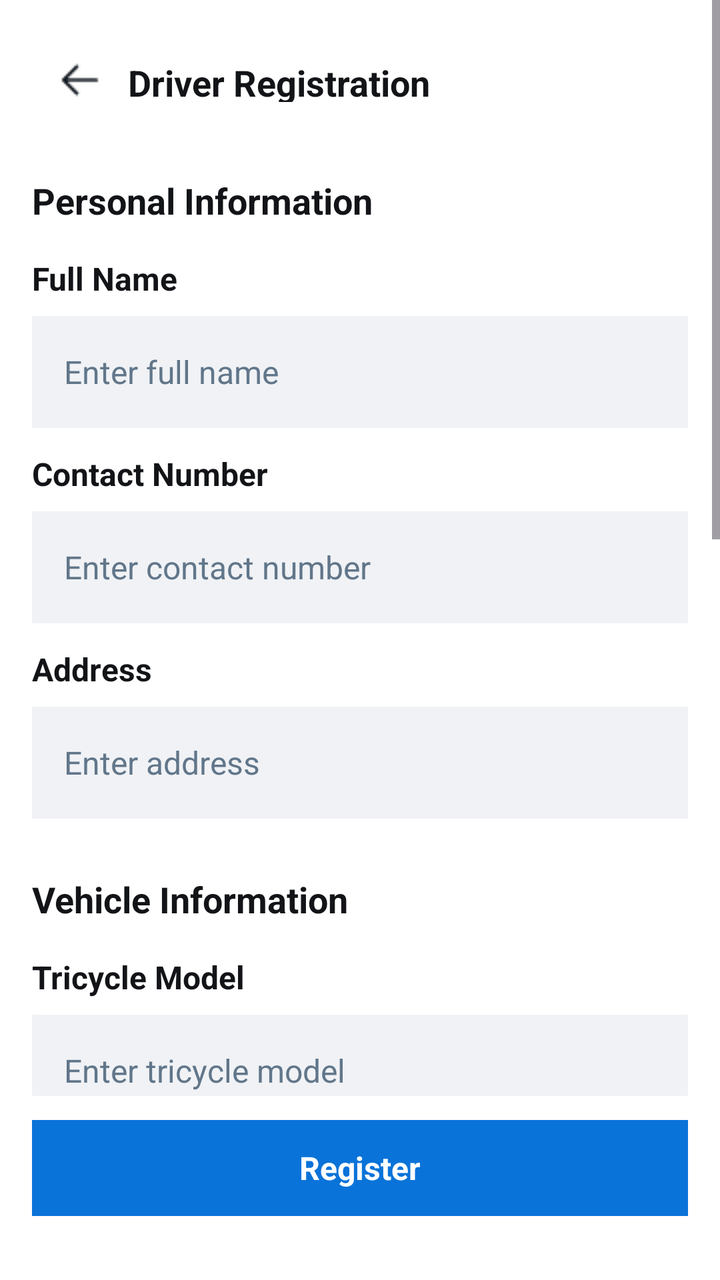
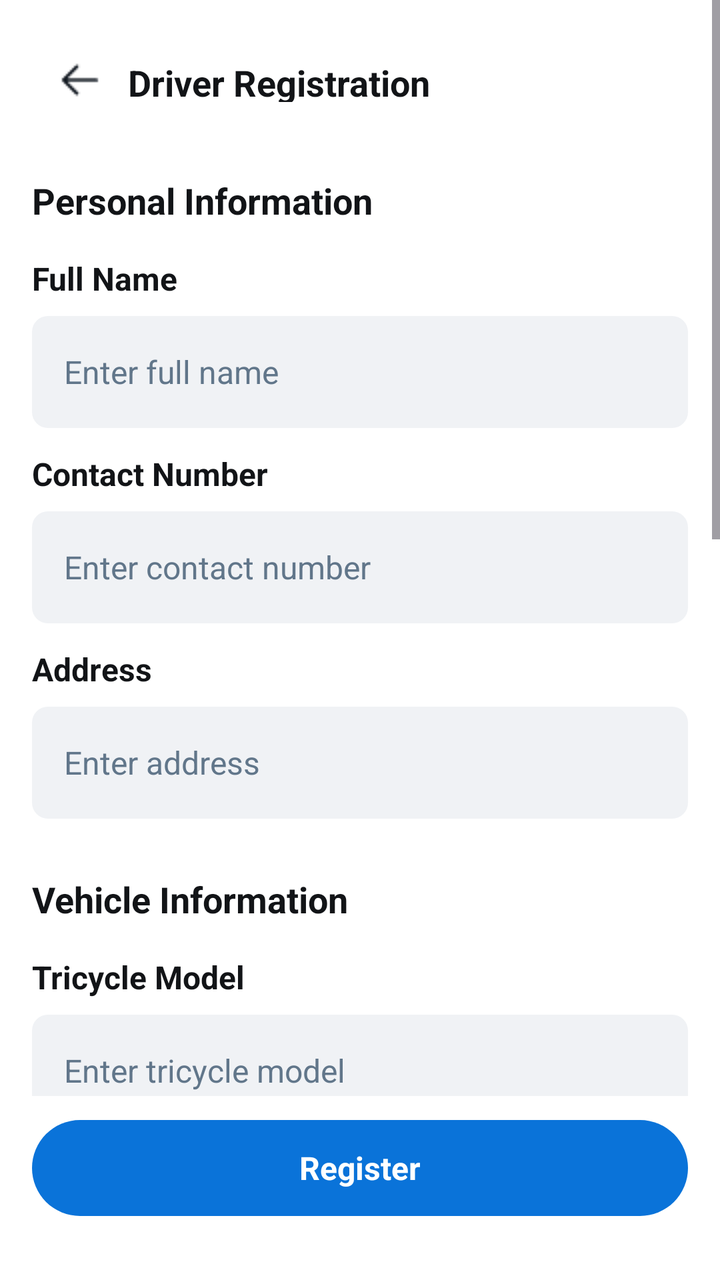

An Android layout rendered at two revisions. The XML below is the earlier revision; the diff shows what the commit changed to produce the second picture.
<!-- AndroidManifest.xml: application theme Theme.Tricycle_app -->
<!-- res/layout/signdriver.xml -->
<?xml version="1.0" encoding="utf-8"?>
<LinearLayout xmlns:android="http://schemas.android.com/apk/res/android"
    android:layout_width="match_parent"
    android:layout_height="match_parent"
    android:orientation="vertical"
    android:background="#FFFFFF">

    <ScrollView
        android:layout_width="match_parent"
        android:layout_height="0dp"
        android:layout_weight="1"
        android:fillViewport="true">

        <LinearLayout
            android:layout_width="match_parent"
            android:layout_height="wrap_content"
            android:orientation="vertical"
            android:paddingBottom="20dp">

            <LinearLayout
                android:layout_width="match_parent"
                android:layout_height="wrap_content"
                android:orientation="horizontal"
                android:gravity="center_vertical"
                android:paddingTop="16dp"
                android:paddingBottom="8dp"
                android:paddingStart="16dp"
                android:paddingEnd="16dp">

                <LinearLayout
                    android:layout_width="48dp"
                    android:layout_height="48dp"
                    android:gravity="center">

                    <View
                        android:layout_width="24dp"
                        android:layout_height="24dp"
                        android:background="@drawable/arrow" />
                </LinearLayout>

                <TextView
                    android:layout_width="wrap_content"
                    android:layout_height="22dp"
                    android:paddingEnd="48dp"
                    android:text="Driver Registration"
                    android:textColor="#121417"
                    android:textSize="18sp"
                    android:textStyle="bold" />
            </LinearLayout>

            <TextView
                android:layout_width="match_parent"
                android:layout_height="wrap_content"
                android:text="Personal Information"
                android:textSize="18sp"
                android:textStyle="bold"
                android:textColor="#121417"
                android:padding="16dp"/>

            <LinearLayout
                android:layout_width="match_parent"
                android:layout_height="wrap_content"
                android:orientation="vertical"
                android:paddingStart="16dp"
                android:paddingEnd="16dp"
                android:paddingBottom="12dp">

                <TextView
                    android:layout_width="wrap_content"
                    android:layout_height="wrap_content"
                    android:text="Full Name"
                    android:textSize="16sp"
                    android:textStyle="bold"
                    android:textColor="#121417"
                    android:paddingBottom="8dp"/>

                <EditText
                    android:layout_width="match_parent"
                    android:layout_height="56dp"
                    android:background="#F0F2F5"
                    android:hint="Enter full name"
                    android:padding="16dp"
                    android:textSize="16sp"
                    android:textColorHint="#61768A"
                    android:textColor="#121417"
                    android:inputType="textPersonName"
                    android:maxLines="1"/>
            </LinearLayout>

            <LinearLayout
                android:layout_width="match_parent"
                android:layout_height="wrap_content"
                android:orientation="vertical"
                android:paddingStart="16dp"
                android:paddingEnd="16dp"
                android:paddingBottom="12dp">

                <TextView
                    android:layout_width="wrap_content"
                    android:layout_height="wrap_content"
                    android:text="Contact Number"
                    android:textSize="16sp"
                    android:textStyle="bold"
                    android:textColor="#121417"
                    android:paddingBottom="8dp"/>

                <EditText
                    android:layout_width="match_parent"
                    android:layout_height="56dp"
                    android:background="#F0F2F5"
                    android:hint="Enter contact number"
                    android:padding="16dp"
                    android:textSize="16sp"
                    android:textColorHint="#61768A"
                    android:textColor="#121417"
                    android:inputType="phone"
                    android:maxLines="1"/>
            </LinearLayout>

            <LinearLayout
                android:layout_width="match_parent"
                android:layout_height="wrap_content"
                android:orientation="vertical"
                android:paddingStart="16dp"
                android:paddingEnd="16dp"
                android:paddingBottom="12dp">

                <TextView
                    android:layout_width="wrap_content"
                    android:layout_height="wrap_content"
                    android:text="Address"
                    android:textSize="16sp"
                    android:textStyle="bold"
                    android:textColor="#121417"
                    android:paddingBottom="8dp"/>

                <EditText
                    android:layout_width="match_parent"
                    android:layout_height="56dp"
                    android:background="#F0F2F5"
                    android:hint="Enter address"
                    android:padding="16dp"
                    android:textSize="16sp"
                    android:textColorHint="#61768A"
                    android:textColor="#121417"
                    android:inputType="textPostalAddress"
                    android:maxLines="1"/>
            </LinearLayout>

            <TextView
                android:layout_width="match_parent"
                android:layout_height="wrap_content"
                android:text="Vehicle Information"
                android:textSize="18sp"
                android:textStyle="bold"
                android:textColor="#121417"
                android:padding="16dp"/>

            <LinearLayout
                android:layout_width="match_parent"
                android:layout_height="wrap_content"
                android:orientation="vertical"
                android:paddingStart="16dp"
                android:paddingEnd="16dp"
                android:paddingBottom="12dp">

                <TextView
                    android:layout_width="wrap_content"
                    android:layout_height="wrap_content"
                    android:text="Tricycle Model"
                    android:textSize="16sp"
                    android:textStyle="bold"
                    android:textColor="#121417"
                    android:paddingBottom="8dp"/>

                <EditText
                    android:layout_width="match_parent"
                    android:layout_height="56dp"
                    android:background="#F0F2F5"
                    android:hint="Enter tricycle model"
                    android:padding="16dp"
                    android:textSize="16sp"
                    android:textColorHint="#61768A"
                    android:textColor="#121417"
                    android:inputType="text"
                    android:maxLines="1"/>
            </LinearLayout>

            <LinearLayout
                android:layout_width="match_parent"
                android:layout_height="wrap_content"
                android:orientation="vertical"
                android:paddingStart="16dp"
                android:paddingEnd="16dp"
                android:paddingBottom="12dp">

                <TextView
                    android:layout_width="wrap_content"
                    android:layout_height="wrap_content"
                    android:text="Plate Number"
                    android:textSize="16sp"
                    android:textStyle="bold"
                    android:textColor="#121417"
                    android:paddingBottom="8dp"/>

                <EditText
                    android:layout_width="match_parent"
                    android:layout_height="56dp"
                    android:background="#F0F2F5"
                    android:hint="Enter plate number"
                    android:padding="16dp"
                    android:textSize="16sp"
                    android:textColorHint="#61768A"
                    android:textColor="#121417"
                    android:inputType="text"
                    android:maxLines="1"/>
            </LinearLayout>

            <TextView
                android:layout_width="match_parent"
                android:layout_height="wrap_content"
                android:text="Payment Method"
                android:textSize="18sp"
                android:textStyle="bold"
                android:textColor="#121417"
                android:padding="16dp"/>

            <LinearLayout
                android:layout_width="match_parent"
                android:layout_height="wrap_content"
                android:orientation="vertical"
                android:paddingStart="16dp"
                android:paddingEnd="16dp"
                android:paddingBottom="12dp">

                <TextView
                    android:layout_width="wrap_content"
                    android:layout_height="wrap_content"
                    android:text="Payment Method"
                    android:textSize="16sp"
                    android:textStyle="bold"
                    android:textColor="#121417"
                    android:paddingBottom="8dp"/>

                <LinearLayout
                    android:layout_width="match_parent"
                    android:layout_height="56dp"
                    android:background="#F0F2F5"
                    android:gravity="center_vertical"
                    android:paddingStart="16dp">

                    <TextView
                        android:layout_width="match_parent"
                        android:layout_height="wrap_content"
                        android:text="Choose payment method"
                        android:textSize="16sp"
                        android:textColor="#121417"/>
                </LinearLayout>
            </LinearLayout>

            <LinearLayout
                android:layout_width="match_parent"
                android:layout_height="wrap_content"
                android:orientation="vertical"
                android:paddingStart="16dp"
                android:paddingEnd="16dp"
                android:paddingBottom="12dp">

                <TextView
                    android:layout_width="wrap_content"
                    android:layout_height="wrap_content"
                    android:text="Account Number"
                    android:textSize="16sp"
                    android:textStyle="bold"
                    android:textColor="#121417"
                    android:paddingBottom="8dp"/>

                <EditText
                    android:layout_width="match_parent"
                    android:layout_height="56dp"
                    android:background="#F0F2F5"
                    android:hint="Enter account number"
                    android:padding="16dp"
                    android:textSize="16sp"
                    android:textColorHint="#61768A"
                    android:textColor="#121417"
                    android:inputType="number"
                    android:maxLines="1"/>
            </LinearLayout>

            <TextView
                android:layout_width="match_parent"
                android:layout_height="wrap_content"
                android:text="Document Uploads"
                android:textSize="18sp"
                android:textStyle="bold"
                android:textColor="#121417"
                android:padding="16dp"/>

            <LinearLayout
                android:layout_width="match_parent"
                android:layout_height="56dp"
                android:orientation="horizontal"
                android:gravity="center_vertical"
                android:paddingStart="16dp"
                android:paddingEnd="16dp">

                <TextView
                    android:layout_width="0dp"
                    android:layout_weight="1"
                    android:layout_height="wrap_content"
                    android:text="Upload Driver's License"
                    android:textSize="16sp"
                    android:textColor="#121417"/>

                <TextView
                    android:layout_width="84dp"
                    android:layout_height="32dp"
                    android:background="#F0F2F5"
                    android:text="Upload"
                    android:textSize="14sp"
                    android:textStyle="bold"
                    android:gravity="center"
                    android:textColor="#121417"/>
            </LinearLayout>

            <LinearLayout
                android:layout_width="match_parent"
                android:layout_height="56dp"
                android:orientation="horizontal"
                android:gravity="center_vertical"
                android:paddingStart="16dp"
                android:paddingEnd="16dp">

                <TextView
                    android:layout_width="0dp"
                    android:layout_weight="1"
                    android:layout_height="wrap_content"
                    android:text="Upload Vehicle Registration"
                    android:textSize="16sp"
                    android:textColor="#121417"/>

                <TextView
                    android:layout_width="84dp"
                    android:layout_height="32dp"
                    android:background="#F0F2F5"
                    android:text="Upload"
                    android:textSize="14sp"
                    android:textStyle="bold"
                    android:gravity="center"
                    android:textColor="#121417"/>
            </LinearLayout>

        </LinearLayout>
    </ScrollView>

    <LinearLayout
        android:layout_width="match_parent"
        android:layout_height="wrap_content"
        android:orientation="vertical"
        android:paddingStart="16dp"
        android:paddingEnd="16dp"
        android:paddingTop="12dp"
        android:paddingBottom="12dp">

        <TextView
            android:layout_width="match_parent"
            android:layout_height="48dp"
            android:background="#0A73D9"
            android:text="Register"
            android:textColor="#FFFFFF"
            android:gravity="center"
            android:textStyle="bold"
            android:textSize="16sp"
            android:clickable="true"
            android:focusable="true"/>

        <View
            android:layout_width="match_parent"
            android:layout_height="20dp"
            android:background="#FFFFFF"/>
    </LinearLayout>

</LinearLayout>
<!-- resources referenced by this layout -->
<resources>
  <!-- drawable arrow: png bitmap (drawable, 284 bytes) -->
  <style name="Theme.Tricycle_app" parent="Base.Theme.Tricycle_app" />
  <style name="Base.Theme.Tricycle_app" parent="Theme.Material3.DayNight.NoActionBar">
          
          
      </style>
</resources>

<!-- the commit's change to res/layout/signdriver.xml (unified diff, before → after) -->
@@ -28,9 +28,12 @@
                 android:paddingEnd="16dp">
 
                 <LinearLayout
+                    android:id="@+id/btnBack"
                     android:layout_width="48dp"
                     android:layout_height="48dp"
-                    android:gravity="center">
+                    android:gravity="center"
+                    android:clickable="true"
+                    android:focusable="true">
 
                     <View
                         android:layout_width="24dp"
@@ -77,7 +80,7 @@
                 <EditText
                     android:layout_width="match_parent"
                     android:layout_height="56dp"
-                    android:background="#F0F2F5"
+                    android:background="@drawable/bg_rounded_light_grey"
                     android:hint="Enter full name"
                     android:padding="16dp"
                     android:textSize="16sp"
@@ -107,7 +110,7 @@
                 <EditText
                     android:layout_width="match_parent"
                     android:layout_height="56dp"
-                    android:background="#F0F2F5"
+                    android:background="@drawable/bg_rounded_light_grey"
                     android:hint="Enter contact number"
                     android:padding="16dp"
                     android:textSize="16sp"
@@ -137,7 +140,7 @@
                 <EditText
                     android:layout_width="match_parent"
                     android:layout_height="56dp"
-                    android:background="#F0F2F5"
+                    android:background="@drawable/bg_rounded_light_grey"
                     android:hint="Enter address"
                     android:padding="16dp"
                     android:textSize="16sp"
@@ -176,7 +179,7 @@
                 <EditText
                     android:layout_width="match_parent"
                     android:layout_height="56dp"
-                    android:background="#F0F2F5"
+                    android:background="@drawable/bg_rounded_light_grey"
                     android:hint="Enter tricycle model"
                     android:padding="16dp"
                     android:textSize="16sp"
@@ -206,7 +209,7 @@
                 <EditText
                     android:layout_width="match_parent"
                     android:layout_height="56dp"
-                    android:background="#F0F2F5"
+                    android:background="@drawable/bg_rounded_light_grey"
                     android:hint="Enter plate number"
                     android:padding="16dp"
                     android:textSize="16sp"
@@ -245,7 +248,7 @@
                 <LinearLayout
                     android:layout_width="match_parent"
                     android:layout_height="56dp"
-                    android:background="#F0F2F5"
+                    android:background="@drawable/bg_rounded_light_grey"
                     android:gravity="center_vertical"
                     android:paddingStart="16dp">
 
@@ -278,7 +281,7 @@
                 <EditText
                     android:layout_width="match_parent"
                     android:layout_height="56dp"
-                    android:background="#F0F2F5"
+                    android:background="@drawable/bg_rounded_light_grey"
                     android:hint="Enter account number"
                     android:padding="16dp"
                     android:textSize="16sp"
@@ -316,7 +319,7 @@
                 <TextView
                     android:layout_width="84dp"
                     android:layout_height="32dp"
-                    android:background="#F0F2F5"
+                    android:background="@drawable/bg_rounded_light_grey"
                     android:text="Upload"
                     android:textSize="14sp"
                     android:textStyle="bold"
@@ -343,7 +346,7 @@
                 <TextView
                     android:layout_width="84dp"
                     android:layout_height="32dp"
-                    android:background="#F0F2F5"
+                    android:background="@drawable/bg_rounded_light_grey"
                     android:text="Upload"
                     android:textSize="14sp"
                     android:textStyle="bold"
@@ -366,7 +369,7 @@
         <TextView
             android:layout_width="match_parent"
             android:layout_height="48dp"
-            android:background="#0A73D9"
+            android:background="@drawable/bg_pill_blue"
             android:text="Register"
             android:textColor="#FFFFFF"
             android:gravity="center"
<!-- resource entries referenced after the edit -->
@@ -1,6 +1,18 @@
 <!-- resources referenced by this layout -->
 <resources>
   <!-- drawable arrow: png bitmap (drawable, 284 bytes) -->
+  <!-- drawable bg_pill_blue (drawable) -->
+  <?xml version="1.0" encoding="utf-8"?>
+  <shape xmlns:android="http://schemas.android.com/apk/res/android"
+      android:shape="rectangle">
+      <solid android:color="#0A73D9" /> <corners android:radius="100dp" /> </shape>
+  <!-- drawable bg_rounded_light_grey (drawable) -->
+  <?xml version="1.0" encoding="utf-8"?>
+  <shape xmlns:android="http://schemas.android.com/apk/res/android"
+      android:shape="rectangle">
+      <solid android:color="#F0F2F5" />
+      <corners android:radius="8dp" />
+  </shape>
   <style name="Theme.Tricycle_app" parent="Base.Theme.Tricycle_app" />
   <style name="Base.Theme.Tricycle_app" parent="Theme.Material3.DayNight.NoActionBar">
           
